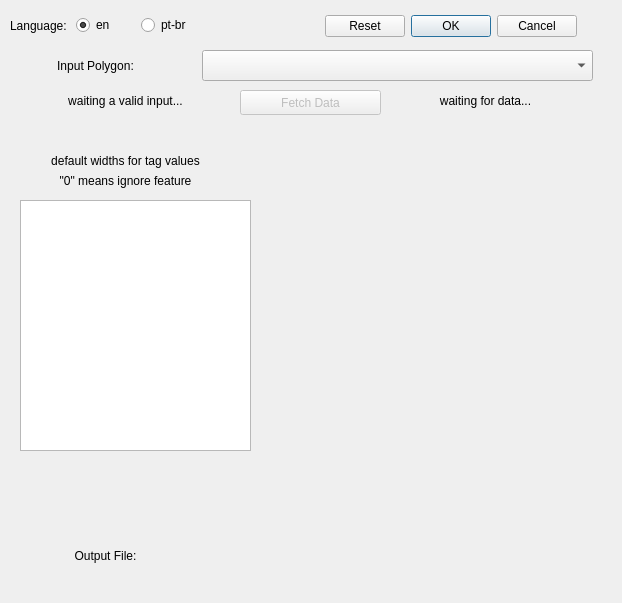
Old version of the form osm_sidewalkreator_dialog_base.ui in the repository kauevestena/osm_sidewalkreator.
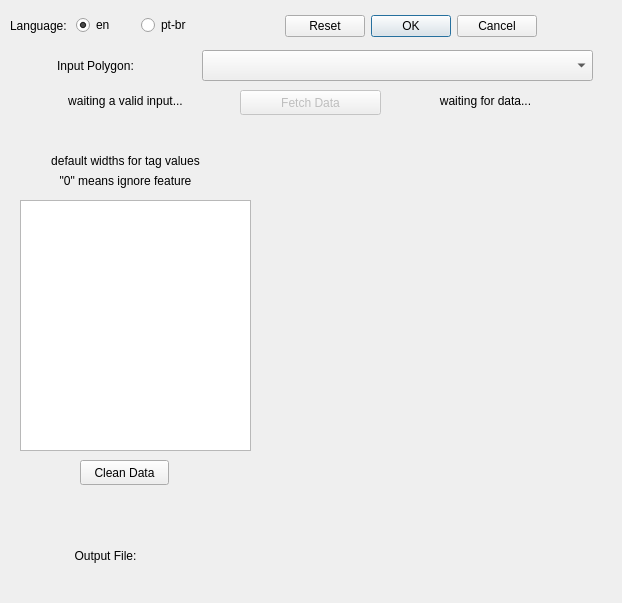
New version of the form. Custom widgets are drawn as their Qt base class.

Commit message: try statement on datafetch

```diff
--- a/osm_sidewalkreator_dialog_base.ui
+++ b/osm_sidewalkreator_dialog_base.ui
@@ -19,7 +19,7 @@
    </property>
    <property name="geometry">
     <rect>
-     <x>320</x>
+     <x>280</x>
      <y>10</y>
      <width>261</width>
      <height>32</height>
@@ -237,6 +237,31 @@
     <set>Qt::AlignCenter</set>
    </property>
   </widget>
+  <widget class="QPushButton" name="clean_data">
+   <property name="geometry">
+    <rect>
+     <x>80</x>
+     <y>460</y>
+     <width>89</width>
+     <height>25</height>
+    </rect>
+   </property>
+   <property name="text">
+    <string>Clean Data</string>
+   </property>
+   <property name="checkable">
+    <bool>false</bool>
+   </property>
+   <property name="autoDefault">
+    <bool>true</bool>
+   </property>
+   <property name="default">
+    <bool>false</bool>
+   </property>
+   <property name="flat">
+    <bool>false</bool>
+   </property>
+  </widget>
  </widget>
  <customwidgets>
   <customwidget>
```
The commit also changes 1 other file.
